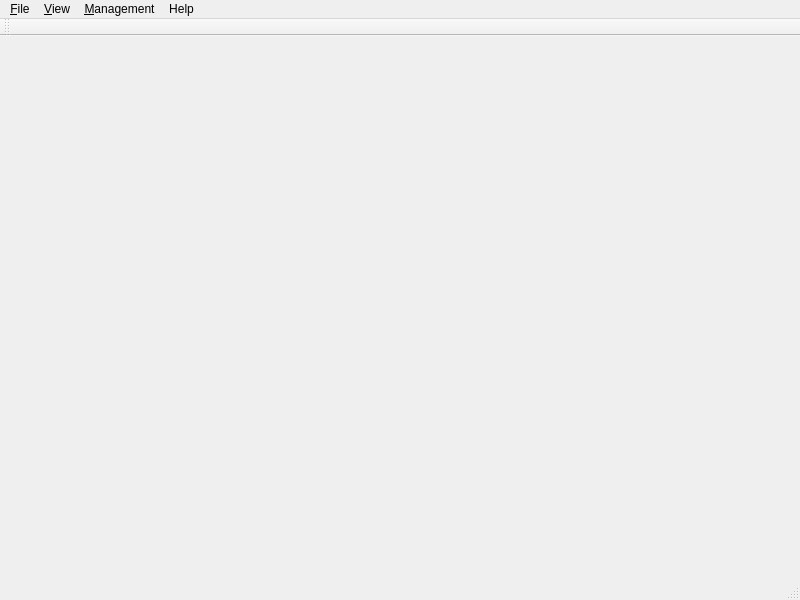
Above: TeacherHelper/src/mainForm.ui from jeremydumais/TeacherHelper before the change. Below: the same form after it.
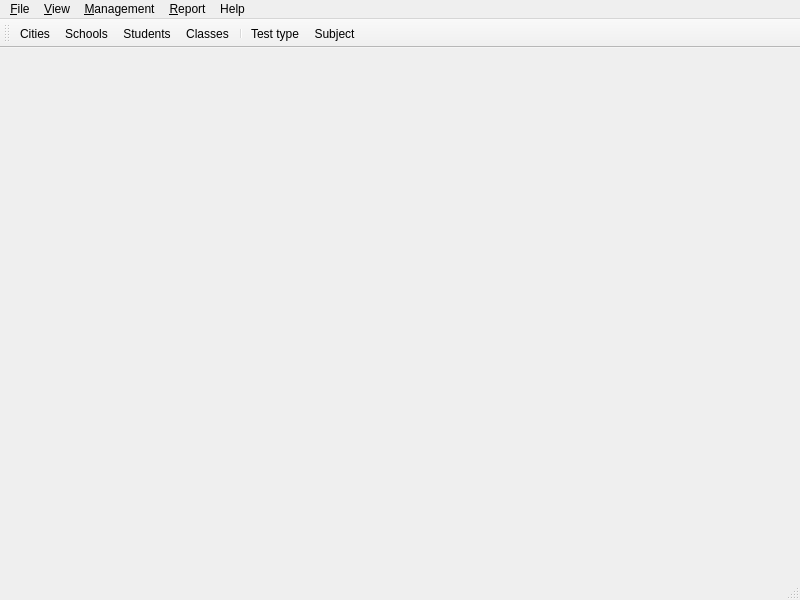
That is the form after the change. Icons and pictures are not drawn.

Commit message: Added two new Management form : Test Type and Subject. Also added icons in the toolbar and a form for image attributions.

```diff
--- a/TeacherHelper/src/mainForm.ui
+++ b/TeacherHelper/src/mainForm.ui
@@ -63,9 +63,16 @@
     </widget>
     <addaction name="menu_Color_theme"/>
    </widget>
+   <widget class="QMenu" name="menu_Report">
+    <property name="title">
+     <string>&amp;Report</string>
+    </property>
+    <addaction name="actionList_of_cities"/>
+   </widget>
    <addaction name="menu_File"/>
    <addaction name="menu_View"/>
    <addaction name="menuGestion"/>
+   <addaction name="menu_Report"/>
    <addaction name="menuHelp"/>
   </widget>
   <widget class="QStatusBar" name="statusbar"/>
@@ -73,12 +80,25 @@
    <property name="windowTitle">
     <string>toolBar</string>
    </property>
+   <property name="iconSize">
+    <size>
+     <width>32</width>
+     <height>32</height>
+    </size>
+   </property>
    <attribute name="toolBarArea">
     <enum>TopToolBarArea</enum>
    </attribute>
    <attribute name="toolBarBreak">
     <bool>false</bool>
    </attribute>
+   <addaction name="action_Cities"/>
+   <addaction name="action_Schools"/>
+   <addaction name="action_Students"/>
+   <addaction name="action_Classes"/>
+   <addaction name="separator"/>
+   <addaction name="action_TestTypes"/>
+   <addaction name="action_Subjects"/>
   </widget>
   <action name="action_Quit">
    <property name="text">
@@ -131,6 +151,20 @@
     <string>T&amp;est type...</string>
    </property>
   </action>
+  <action name="action_Subjects">
+   <property name="icon">
+    <iconset resource="../res/global.qrc">
+     <normaloff>:/global/subject64.png</normaloff>:/global/subject64.png</iconset>
+   </property>
+   <property name="text">
+    <string>S&amp;ubject...</string>
+   </property>
+  </action>
+  <action name="actionList_of_cities">
+   <property name="text">
+    <string>List of cities</string>
+   </property>
+  </action>
  </widget>
  <resources>
   <include location="../res/global.qrc"/>
```
Left out of the diff: 21 changed lines with no effect on the pictures. The commit also changes 46 other files.
